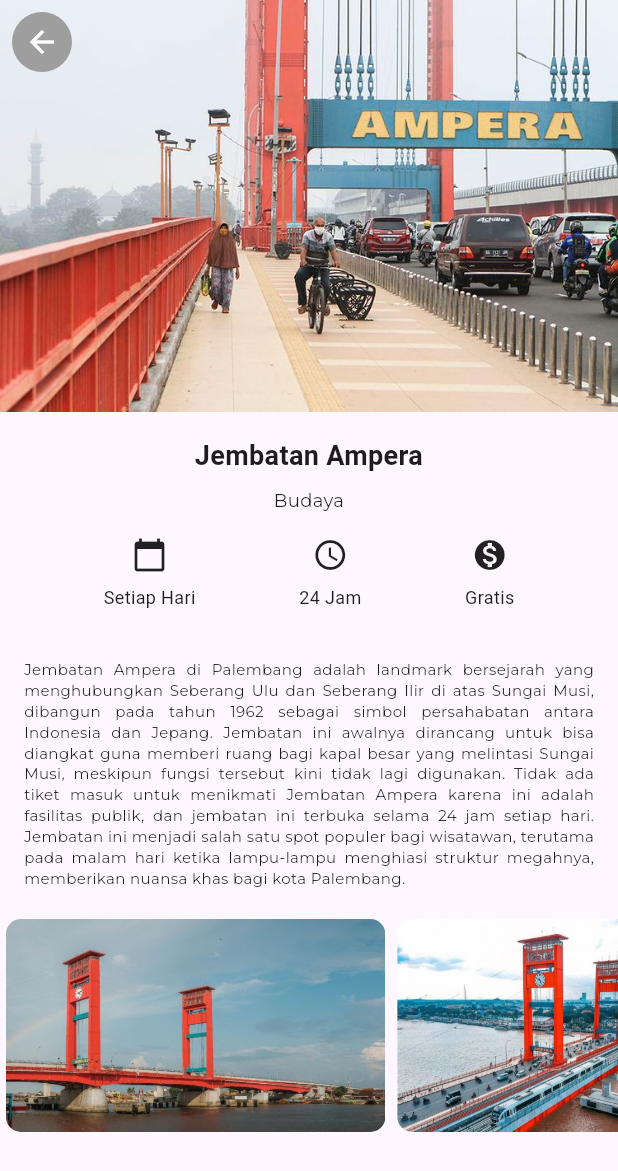
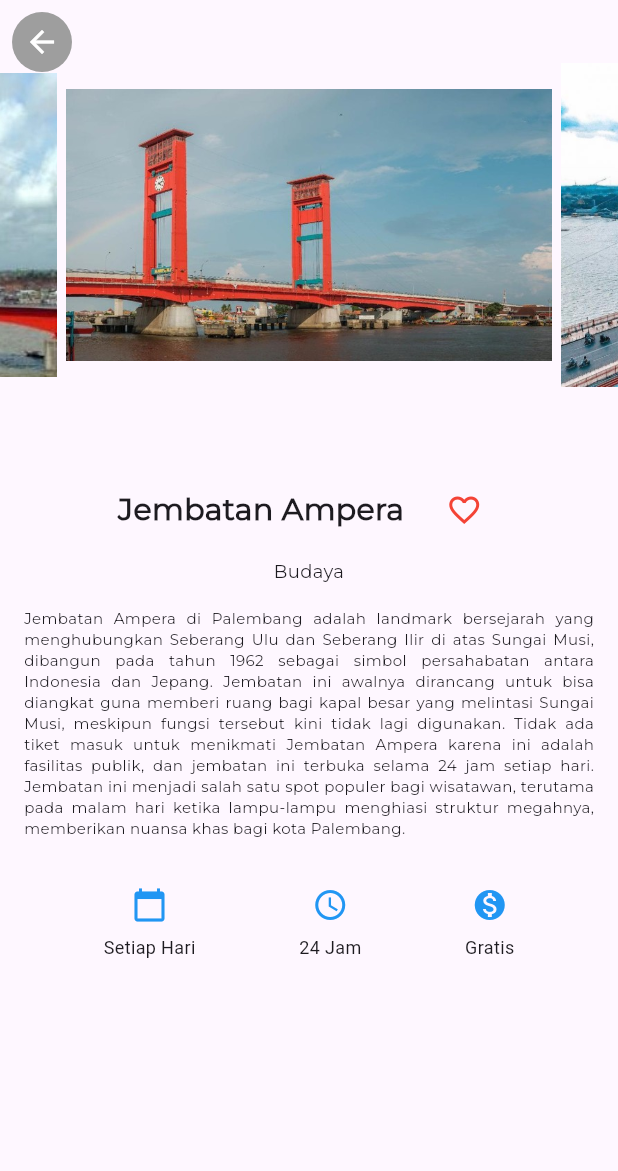
Before and after one commit to adityawarman01/proyekAkhirFlutterPemula, a Flutter app: the screen it shows after launch, after a tap on "Jembatan Ampera", on a phone screen of 412 x 824 dp. Shown: the top 1171 px of the screen. Run offline on Flutter 3.47's test engine with Material 3 defaults, Android fonts, the phone set to English and light mode, and no system bars; Roboto replaces fonts that are missing (Monserrat).

Commit message:
hasil revisi

```diff
--- a/lib/detail_screen.dart
+++ b/lib/detail_screen.dart
@@ -1,3 +1,4 @@
+import 'package:carousel_slider/carousel_slider.dart';
 import 'package:flutter/material.dart';
 import 'package:palembang_mobile/Wisata_data.dart';
 
@@ -16,7 +17,23 @@ class DetailScreen extends StatelessWidget {
         children: <Widget>[
           Stack(
             children: <Widget>[
-              Image.asset(place.imageAsset),
+             CarouselSlider(
+                options: CarouselOptions(height: 300.0),
+                  items: place.imgSlide.map((imgPath) {
+                    return Builder(
+                      builder: (BuildContext context) {
+                        return Container(
+                          width: MediaQuery.of(context).size.width,
+                            margin: EdgeInsets.symmetric(horizontal: 3.0),
+                             decoration: BoxDecoration(
+                               color: Colors.transparent
+                                ),
+                                 child: Image.asset('images/$imgPath')
+                                 );
+                                },
+                              );
+                            }).toList(),
+                          ),
               SafeArea(
                 child: Padding(padding:
                 const EdgeInsets.all(8.0),
@@ -33,7 +50,7 @@ class DetailScreen extends StatelessWidget {
                         Navigator.pop(context);
                       },
                       ),
-                    )
+                    ),
                   ],
                 ),
                 )
@@ -43,14 +60,27 @@ class DetailScreen extends StatelessWidget {
           ),
           Container(
             margin: const EdgeInsets.only(top: 16.0),
-            child: Text(place.name,
-            textAlign: TextAlign.center,
-            style: TextStyle(
-              fontFamily: 'Monserrat',
-              fontSize: 18,
-              fontWeight: FontWeight.bold
-              ),
-              ),
+            child:
+                Row(
+                  mainAxisAlignment: MainAxisAlignment.center,
+                  children: <Widget>[
+                    Flexible(
+                      flex: 2,
+                      fit: FlexFit.loose,
+                      child:
+                      Text(place.name,
+                  textAlign: TextAlign.start,
+                  style: TextStyle(
+                   fontFamily: 'Montserrat',
+                   fontSize: 20,
+                    fontWeight: FontWeight.bold
+                    ),
+                  ),
+                 ),
+              SizedBox(width: 16.0),
+                const FavoriteBtn()
+                ],
+                ),
           ),
           Container(
             margin: const EdgeInsets.only(top: 8.0),
@@ -63,13 +93,24 @@ class DetailScreen extends StatelessWidget {
             ) ,
           ),
           Container(
+            padding: const EdgeInsets.all(16.0),
+            child: Text(place.description,
+            textAlign: TextAlign.justify,
+            style: TextStyle(fontSize: 10,
+            fontFamily: 'Montserrat'
+            ),
+            ),
+          ),
+
+          Container(
             margin: const EdgeInsets.symmetric(vertical: 16.0),
             child: Row(
               mainAxisAlignment: MainAxisAlignment.spaceEvenly,
               children: <Widget>[
                 Column(
                   children: <Widget>[
-                    const Icon(Icons.calendar_today),
+                    const Icon(Icons.calendar_today,
+                    color: Colors.blue),
                     const SizedBox(height: 8.0),
                     Text(place.openDays,
                     style: TextStyle(fontSize: 12),
@@ -78,7 +119,8 @@ class DetailScreen extends StatelessWidget {
                 ),
                 Column(
                   children: <Widget>[
-                    const Icon(Icons.access_time),
+                    const Icon(Icons.access_time,
+                    color: Colors.blue),
                     const SizedBox(height: 8.0),
                     Text(place.openTimes,
                     style: TextStyle(fontSize: 12),
@@ -87,7 +129,8 @@ class DetailScreen extends StatelessWidget {
                 ),
                 Column(
                   children: <Widget>[
-                    const Icon(Icons.monetization_on),
+                    const Icon(Icons.monetization_on,
+                    color: Colors.blue),
                     const SizedBox(height: 8.0),
                     Text(place.price,
                     style: TextStyle(fontSize: 12),
@@ -97,33 +140,34 @@ class DetailScreen extends StatelessWidget {
               ],
             ),
           ),
-          Container(
-            padding: const EdgeInsets.all(16.0),
-            child: Text(place.description,
-            textAlign: TextAlign.justify,
-            style: TextStyle(fontSize: 10,
-            fontFamily: 'Montserrat'
-            ),
-            ),
-          ),
-          SizedBox(
-            height: 150,
-            child: ListView(
-              scrollDirection: Axis.horizontal,
-              children: place.imgSlide.map((FileImage){
-                return Padding(
-                  padding: const EdgeInsets.all(4.0),
-                  child: ClipRRect(
-                    borderRadius: BorderRadius.circular(10),
-                    child: Image.asset('images/${FileImage}'),
-                  ),
-                  );
-              }).toList()
-            )
-          ),
         ],
         ),
       ),
     );
   }
 }
+
+class FavoriteBtn extends StatefulWidget {
+  const FavoriteBtn({Key? key}) : super(key: key);
+
+  @override
+  _FavouriteBtnState createState() => _FavouriteBtnState();
+  }
+
+  class _FavouriteBtnState extends State<FavoriteBtn>{
+    bool isFavorite = false;
+
+    @override
+    Widget build(BuildContext context) {
+      return IconButton(icon: Icon(
+        isFavorite ? Icons.favorite : Icons.favorite_border,
+        color: Colors.red,
+      ),
+      onPressed: () {
+        setState((){
+          isFavorite = !isFavorite;
+        });
+      },
+      );
+    }
+  }
--- a/lib/main_screen.dart
+++ b/lib/main_screen.dart
@@ -70,7 +70,6 @@ class MainScreen extends StatelessWidget {
                             builder: (context) {
                             return  DetailScreen(place: place);
                       }),
-
                         );
                       },
                       child: Column(
@@ -78,7 +77,7 @@ class MainScreen extends StatelessWidget {
                         children: [
                           Expanded(
                             child: Container(
-                              color: Colors.grey[300],
+                               color: Colors.grey[300],
                               child: Image.asset(
                                  place.imageAsset,
                                 fit: BoxFit.fitHeight,
--- a/pubspec.yaml
+++ b/pubspec.yaml
@@ -19,7 +19,7 @@ publish_to: 'none' # Remove this line if you wish to publish to pub.dev
 version: 1.0.0+1
 
 environment:
-  sdk: '>=3.4.4 <4.0.0'
+  sdk: '>=3.5.4 <4.0.0'
 
 # Dependencies specify other packages that your package needs in order to work.
 # To automatically upgrade your package dependencies to the latest versions
@@ -35,6 +35,7 @@ dependencies:
   # The following adds the Cupertino Icons font to your application.
   # Use with the CupertinoIcons class for iOS style icons.
   cupertino_icons: ^1.0.6
+  carousel_slider: ^5.0.0
 
 
 dev_dependencies:
```
Also changed, not shown: pubspec.lock.
